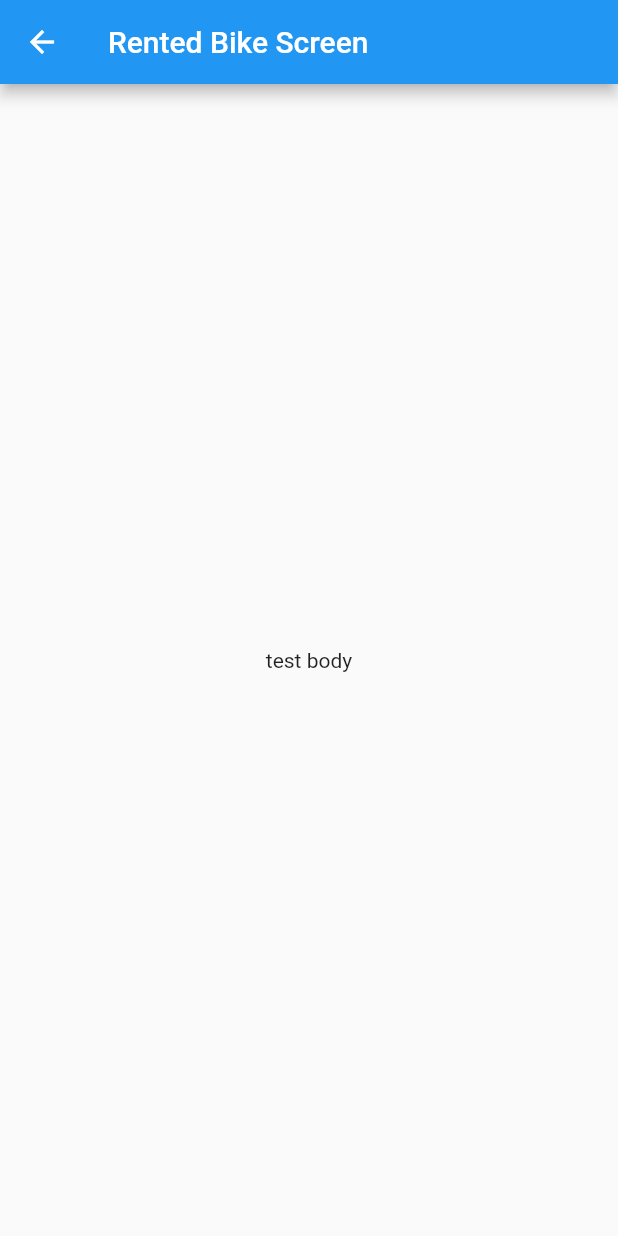
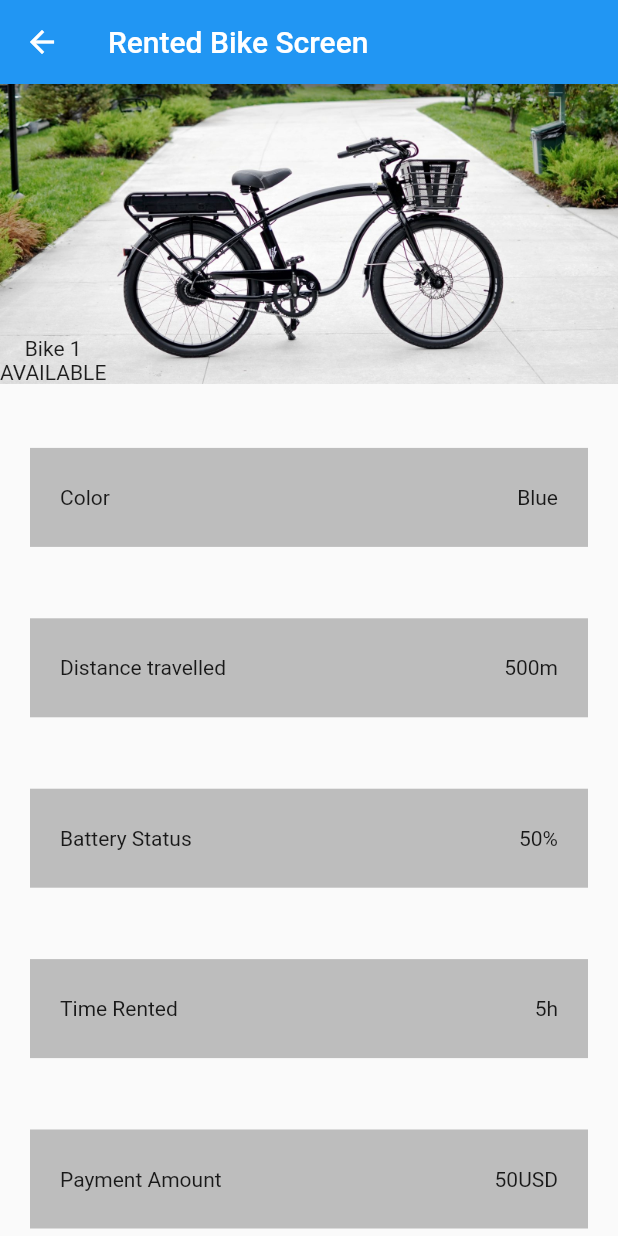
Before and after one commit to monstertau/E-Bike-Flutter, a Flutter app: the RentedBikeScreen screen opened directly, on a phone screen of 412 x 824 dp. Run offline on Flutter 3.47's test engine with Material 2 defaults, Android fonts, the phone set to English and light mode, and no system bars; our stand-ins replace logger, mvc_pattern; missing offline and left inert: postgres.

Commit message:
Rented Bike Screen - hardcoded basic UI elements

```diff
--- /dev/null
+++ b/Programming/eco_bike_rental/lib/view/bike_view/image_banner.dart
@@ -0,0 +1,32 @@
+import 'package:flutter/material.dart';
+
+class ImageBanner extends StatelessWidget {
+  final String _assetsPath;
+  final String _itemName;
+  final bool _itemStatus;
+
+  ImageBanner(this._assetsPath, this._itemName, this._itemStatus);
+
+  @override
+  Widget build(BuildContext context) {
+    return Stack(
+      alignment: Alignment.bottomLeft,
+      children: [
+        Container(
+          constraints: BoxConstraints.expand(
+            height: 200.0,
+          ),
+          decoration: BoxDecoration(
+              image: DecorationImage(
+                  image: AssetImage(_assetsPath), fit: BoxFit.cover)),
+        ),
+        Column(
+          children: [
+            Text(_itemName),
+            _itemStatus ? Text('AVAILABLE') : Text('RENTED'),
+          ],
+        )
+      ],
+    );
+  }
+}
--- a/Programming/eco_bike_rental/lib/view/bike_view/rented_bike_screen.dart
+++ b/Programming/eco_bike_rental/lib/view/bike_view/rented_bike_screen.dart
@@ -1,4 +1,6 @@
 import 'package:flutter/material.dart';
+
+import 'image_banner.dart';
 
 class RentedBikeScreen extends StatefulWidget {
   @override
@@ -12,7 +14,43 @@ class _RentedBikeScreenState extends State<RentedBikeScreen> {
       appBar: AppBar(
         title: Text("Rented Bike Screen"),
       ),
-      body: Container(alignment: Alignment.center, child: Text("test body")),
+      body: Column(
+        mainAxisAlignment: MainAxisAlignment.spaceBetween,
+        crossAxisAlignment: CrossAxisAlignment.stretch,
+        children: [
+          ImageBanner("lib/assets/images/bike.jpg", 'Bike 1', true),
+          TextItem('Color', 'Blue'),
+          TextItem('Distance travelled', '500m'),
+          TextItem('Battery Status', '50%'),
+          TextItem('Time Rented', '5h'),
+          TextItem('Payment Amount', '50USD'),
+        ],
+      ),
     );
   }
 }
+
+class TextItem extends StatefulWidget {
+  final String _key;
+  final String _value;
+
+  TextItem(this._key, this._value);
+
+  @override
+  _TextItemState createState() => _TextItemState();
+}
+
+class _TextItemState extends State<TextItem> {
+  @override
+  Widget build(BuildContext context) {
+    return Container(
+      color: Colors.grey[400],
+      padding: EdgeInsets.fromLTRB(20, 25, 20, 25),
+      margin: EdgeInsets.fromLTRB(20, 5, 20, 5),
+      child: Row(
+        mainAxisAlignment: MainAxisAlignment.spaceBetween,
+        children: [Text(widget._key), Text(widget._value)],
+      ),
+    );
+  }
+}
--- a/Programming/eco_bike_rental/pubspec.yaml
+++ b/Programming/eco_bike_rental/pubspec.yaml
@@ -48,7 +48,8 @@ flutter:
   uses-material-design: true
 
   # To add assets to your application, add an assets section, like this:
-  # assets:
+  assets:
+    - lib/assets/images/
   #   - images/a_dot_burr.jpeg
   #   - images/a_dot_ham.jpeg
 
```
Also changed, not shown: Programming/eco_bike_rental/lib/assets/images/bike.jpg (added), Programming/eco_bike_rental/pubspec.lock.
